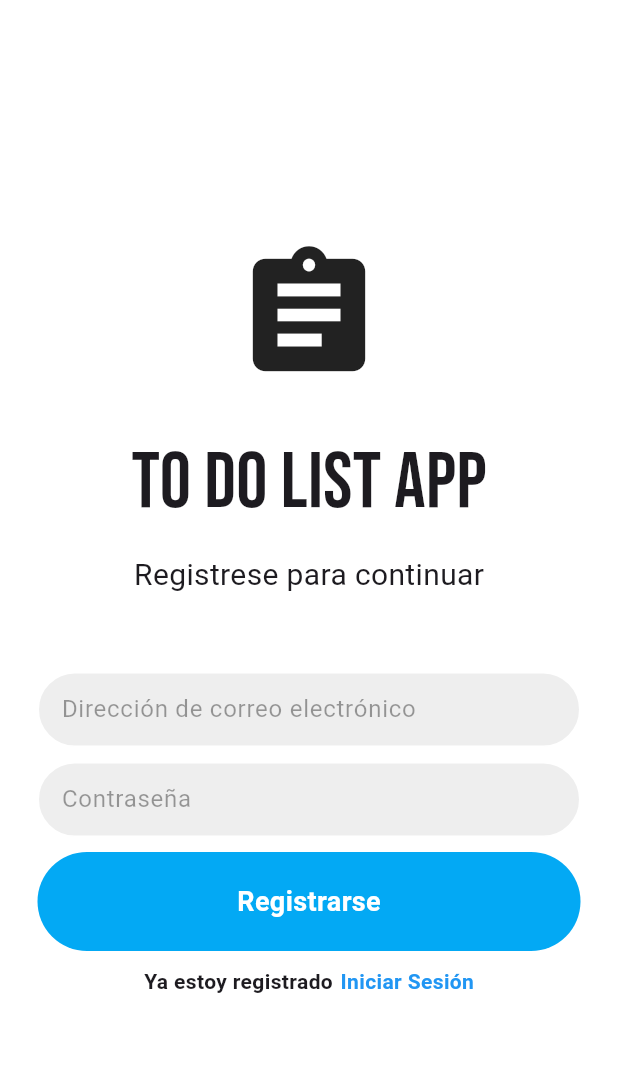
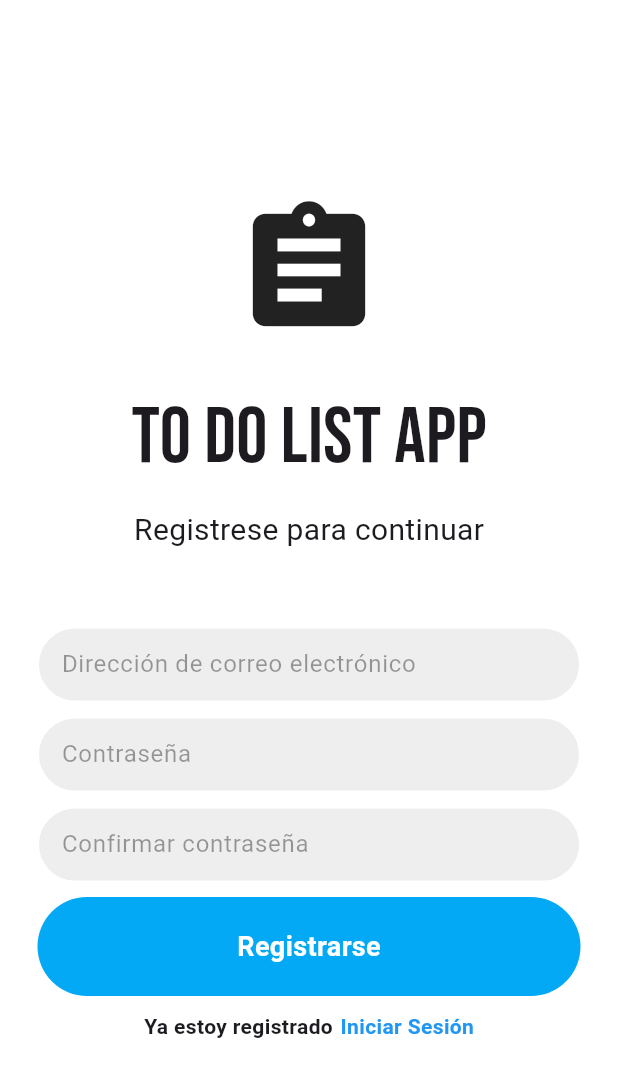
Before and after one commit to RaulCoding/proyecto_final_dam, a Flutter app: the RegisterPage screen opened directly with empty values, after a tap on "Registrarse", on a phone screen of 412 x 824 dp. Shown: the top 1077 px of the screen. Run offline on Flutter 3.47's test engine with Material 3 defaults, Android fonts, the light colour scheme and no system bars; our stand-ins replace firebase_auth, firebase_core, flutter_slidable, google_fonts; accounts and stored records are empty; network calls fail.

Commit message:
Registro con confirmación de contraseña habilitado

```diff
--- a/lib/screens/register_page.dart
+++ b/lib/screens/register_page.dart
@@ -1,3 +1,4 @@
+import 'package:firebase_auth/firebase_auth.dart';
 import 'package:flutter/material.dart';
 import 'package:google_fonts/google_fonts.dart';
 
@@ -14,15 +15,33 @@ class _RegisterPageState extends State<RegisterPage> {
   //Controladores de texto
   final _emailController = TextEditingController();
   final _passwordController = TextEditingController();
+  final _confirmPasswordController = TextEditingController();
 
   @override
   void dispose() {
     _emailController.dispose();
     _passwordController.dispose();
+    _confirmPasswordController.dispose();
+
     super.dispose();
   }
 
-  Future signUp() async {}
+  Future signUp() async {
+    if(passwordConfirmed()){
+      await FirebaseAuth.instance.createUserWithEmailAndPassword(
+      email: _emailController.text.trim(),
+      password: _passwordController.text.trim(),
+    );
+    }
+  }
+
+  bool passwordConfirmed(){
+    if (_passwordController.text.trim() == _confirmPasswordController.text.trim()){
+      return true;
+      } else {
+      return false;
+      }
+  }
 
 
   @override
@@ -98,6 +117,32 @@ class _RegisterPageState extends State<RegisterPage> {
                   ),
                 ),
 
+                 const SizedBox(height: 10),
+
+                //campo de texto confirmar contraseña
+                Padding(
+                  padding: const EdgeInsets.symmetric(horizontal: 25),
+                  child: Container(
+                    decoration: BoxDecoration(
+                      color: Colors.grey[200],
+                      border: Border.all(color: Colors.white),
+                      borderRadius: BorderRadius.circular(100),
+                    ),
+                    child: Padding(
+                      padding: const EdgeInsets.only(left: 15.0),
+                      child: TextField(
+                        controller: _confirmPasswordController,
+                        obscureText: true,
+                        decoration: const InputDecoration(
+                          border: InputBorder.none,
+                          hintText: 'Confirmar contraseña',
+                          hintStyle: TextStyle(color: Colors.black38),
+                        ),
+                      ),
+                    ),
+                  ),
+                ),
+
                 const SizedBox(height: 10),
 
                 //Botón de iniciar sesión
```
